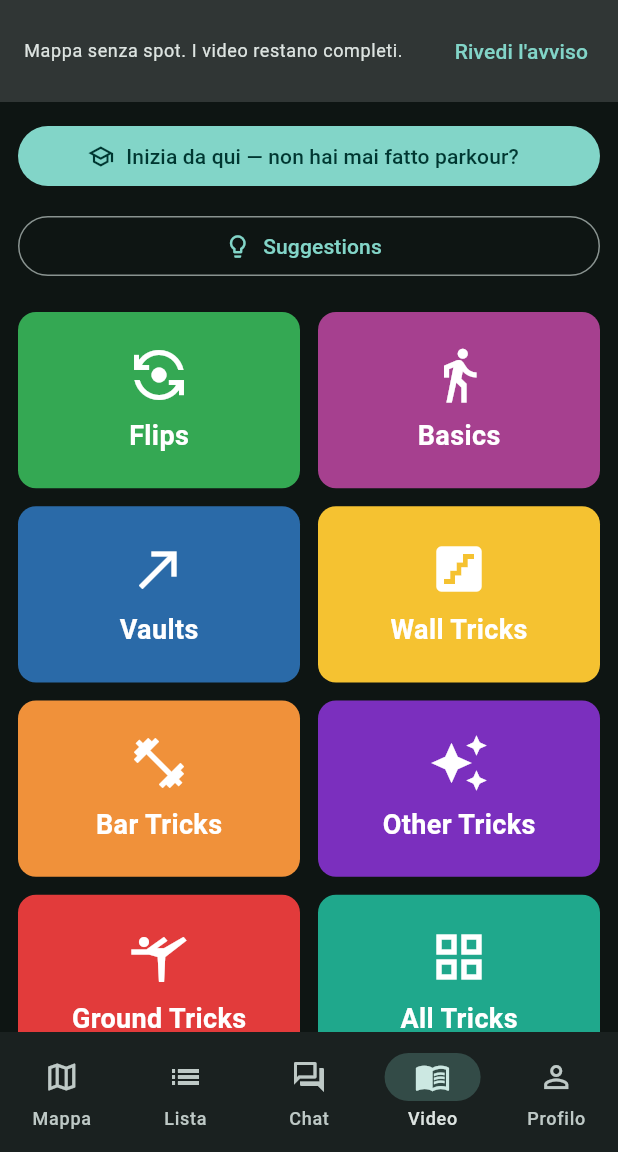
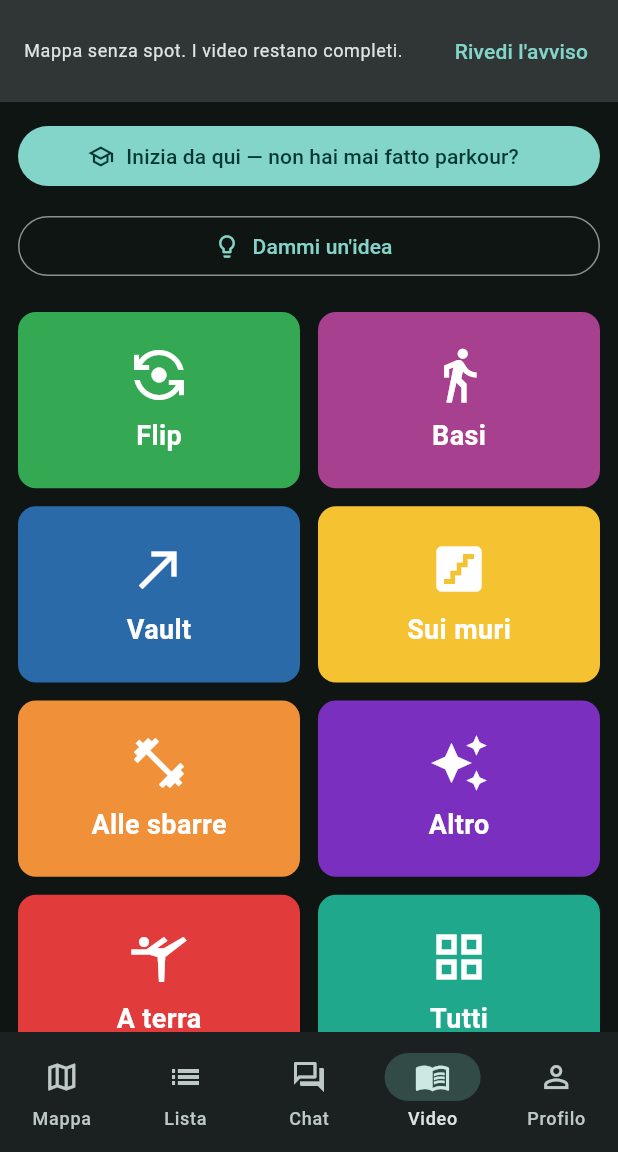
Before and after one commit to OigreSergio/Parkour_NoToTFamily, a Flutter app: the HomeScreen screen opened directly, item 4 of the bottom bar chosen, on a phone screen of 412 x 824 dp, the part 84-1236 px from its top. Run offline on Flutter 3.47's test engine with Material 3 defaults, Android fonts, the phone set to English and light mode, and no system bars; our stand-ins replace cached_network_image, flutter_map, flutter_riverpod, geolocator, latlong2, shared_preferences and 2 more; missing offline and left inert: vector_map_tiles; accounts and stored records are empty; statements that could not run were skipped.

Commit message:
fix: l'app sarebbe andata online senza testo
Aprendo il build in un browser per fare degli screenshot di revisione è venuto
fuori che i pulsanti erano al posto giusto e sopra non c'era **nessuna parola**.

Flutter web non incorpora un font: all'avvio scarica Roboto da
`fonts.gstatic.com`. Due problemi in uno, e nessuno dei due si vede leggendo il
codice.

Il primo è una richiesta verso Google prima che l'utente tocchi qualcosa, mentre
l'informativa scritta due giorni fa dichiara che non ne parte nessuna.

Il secondo è che la CSP del BLOCCO 8 ha `font-src 'self'` e quella richiesta la
blocca. Senza font, CanvasKit non disegna niente: l'app sarebbe andata in
produzione muta, con la CSP che facevo passare per una difesa e che era anche
l'interruttore della luce. Il rimedio è lo stesso font, servito da noi
(`assets/fonts/`, Apache 2.0): nessuna richiesta a Google, e la CSP resta stretta.

Trovate guardando, non leggendo, anche le altre tre:

- **le pagine legali non erano raggiungibili dal profilo senza account.** Nel
  BLOCCO 7 avevo scritto che c'erano in entrambi gli stati; erano solo in quello
  con l'account fatto. Chi apre il profilo senza registrarsi è esattamente chi
  sta decidendo se farlo — è lì che l'informativa serve;
- un `Divider` duplicato nel profilo, due righe una sull'altra;
- la sezione video era ancora in inglese: «Flips», «Wall Tricks», «Suggestions»
  in un'app che parla italiano ovunque. Tradotte le etichette, lasciati in
  inglese i `trick_category`, che sono dati nel database e non etichette.

```diff
--- a/mobile/lib/main.dart
+++ b/mobile/lib/main.dart
@@ -104,6 +104,11 @@ class ParkourApp extends StatelessWidget {
         colorSchemeSeed: Colors.teal,
         brightness: Brightness.dark,
         useMaterial3: true,
+        // Il Roboto che ci portiamo dietro (`assets/fonts/`), non quello che
+        // Flutter web scaricherebbe da fonts.gstatic.com. Senza questa riga la
+        // famiglia resta quella predefinita e il motore va a cercarla fuori:
+        // la CSP la blocca, e l'app resta senza testo.
+        fontFamily: 'Roboto',
       ),
       home:
           SupabaseConfig.isConfigured
--- a/mobile/lib/screens/profile_screen.dart
+++ b/mobile/lib/screens/profile_screen.dart
@@ -63,6 +63,12 @@ class _SignedOut extends StatelessWidget {
                   ),
               child: const Text('Entra o registrati'),
             ),
+
+            // Anche da qui, non solo dal gate. Chi arriva al profilo senza
+            // account è esattamente chi sta decidendo se aprirne uno: è il
+            // momento in cui l'informativa serve, non dopo averla data.
+            const SizedBox(height: 28),
+            const LegalLinks(),
           ],
         ),
       ),
@@ -283,7 +289,6 @@ class _ProfileBodyState extends ConsumerState<_ProfileBody> {
         ),
 
         const Divider(height: 32),
-        const Divider(height: 32),
         const LegalLinks(),
 
         const SizedBox(height: 16),
--- a/mobile/lib/screens/tutorials_screen.dart
+++ b/mobile/lib/screens/tutorials_screen.dart
@@ -10,7 +10,10 @@ class _Category {
 
   final String label;
 
-  /// Backend `trick_category` value; `null` means "All Tricks" (no filter).
+  /// Il valore `trick_category` nel database. `null` = nessun filtro.
+  ///
+  /// Resta in inglese perché è un dato, non un'etichetta: tradurlo qui
+  /// romperebbe i filtri sulle righe già caricate.
   final String? trickCategory;
 
   final Color color;
@@ -18,24 +21,24 @@ class _Category {
 }
 
 const _categories = <_Category>[
-  _Category('Flips', 'flips', Color(0xFF34A853), Icons.flip_camera_android),
-  _Category('Basics', 'basics', Color(0xFFA6408F), Icons.directions_walk),
-  _Category('Vaults', 'vaults', Color(0xFF2A6AA8), Icons.call_made),
-  _Category('Wall Tricks', 'wall_tricks', Color(0xFFF5C231), Icons.stairs),
+  _Category('Flip', 'flips', Color(0xFF34A853), Icons.flip_camera_android),
+  _Category('Basi', 'basics', Color(0xFFA6408F), Icons.directions_walk),
+  _Category('Vault', 'vaults', Color(0xFF2A6AA8), Icons.call_made),
+  _Category('Sui muri', 'wall_tricks', Color(0xFFF5C231), Icons.stairs),
   _Category(
-    'Bar Tricks',
+    'Alle sbarre',
     'bar_tricks',
     Color(0xFFF0913A),
     Icons.fitness_center,
   ),
-  _Category('Other Tricks', 'other', Color(0xFF7B2FBE), Icons.auto_awesome),
+  _Category('Altro', 'other', Color(0xFF7B2FBE), Icons.auto_awesome),
   _Category(
-    'Ground Tricks',
+    'A terra',
     'ground_tricks',
     Color(0xFFE23B3B),
     Icons.sports_gymnastics,
   ),
-  _Category('All Tricks', null, Color(0xFF1FA88C), Icons.grid_view),
+  _Category('Tutti', null, Color(0xFF1FA88C), Icons.grid_view),
 ];
 
 /// La sezione video.
@@ -76,7 +79,7 @@ class TutorialsScreen extends StatelessWidget {
               Expanded(
                 child: OutlinedButton.icon(
                   icon: const Icon(Icons.lightbulb_outline),
-                  label: const Text('Suggestions'),
+                  label: const Text('Dammi un\'idea'),
                   onPressed:
                       () => Navigator.of(context).push(
                         MaterialPageRoute<void>(
```
Also changed, not shown: mobile/pubspec.yaml (+21 -0 lines), mobile/assets/fonts/LICENSE.txt (added), mobile/assets/fonts/Roboto-Bold.ttf (added), mobile/assets/fonts/Roboto-Medium.ttf (added), mobile/assets/fonts/Roboto-Regular.ttf (added).
